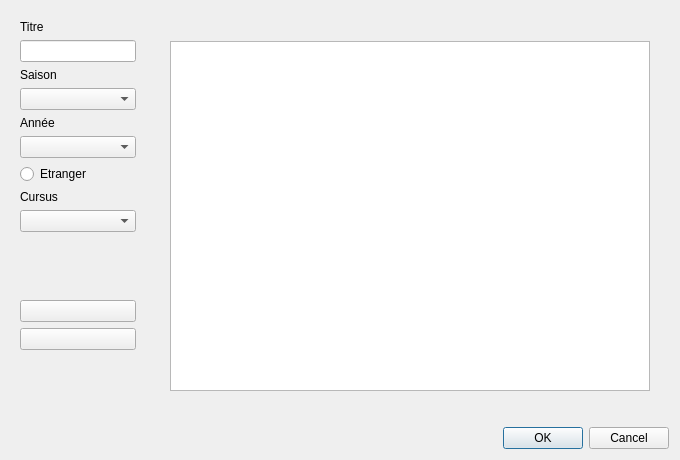
Above: window/ajoutsemestres.ui from roddehugo/utprofiler before the change. Below: the same form after it.
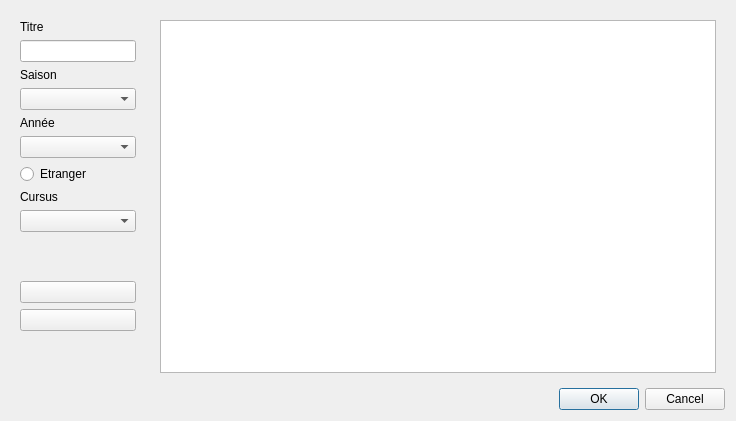
That is the form after the change. Icons and pictures are not drawn.

The edit to the form file:
```diff
--- a/window/ajoutsemestres.ui
+++ b/window/ajoutsemestres.ui
@@ -6,22 +6,10 @@
    <rect>
     <x>0</x>
     <y>0</y>
-    <width>680</width>
-    <height>460</height>
+    <width>736</width>
+    <height>421</height>
    </rect>
   </property>
-  <property name="minimumSize">
-   <size>
-    <width>680</width>
-    <height>460</height>
-   </size>
-  </property>
-  <property name="maximumSize">
-   <size>
-    <width>680</width>
-    <height>460</height>
-   </size>
-  </property>
   <property name="windowTitle">
    <string>Ajouter des semestres</string>
   </property>
@@ -170,44 +158,7 @@
       <widget class="QWidget" name="frame" native="true">
        <layout class="QGridLayout" name="gridLayout_4">
         <item row="0" column="0">
-         <widget class="QTableWidget" name="m_pTableWidget">
-          <property name="sizePolicy">
-           <sizepolicy hsizetype="Fixed" vsizetype="Fixed">
-            <horstretch>0</horstretch>
-            <verstretch>0</verstretch>
-           </sizepolicy>
-          </property>
-          <property name="minimumSize">
-           <size>
-            <width>480</width>
-            <height>350</height>
-           </size>
-          </property>
-          <property name="maximumSize">
-           <size>
-            <width>480</width>
-            <height>350</height>
-           </size>
-          </property>
-          <property name="baseSize">
-           <size>
-            <width>438</width>
-            <height>344</height>
-           </size>
-          </property>
-          <property name="sortingEnabled">
-           <bool>false</bool>
-          </property>
-          <attribute name="horizontalHeaderCascadingSectionResizes">
-           <bool>true</bool>
-          </attribute>
-          <attribute name="verticalHeaderShowSortIndicator" stdset="0">
-           <bool>true</bool>
-          </attribute>
-          <attribute name="verticalHeaderStretchLastSection">
-           <bool>true</bool>
-          </attribute>
-         </widget>
+         <widget class="QTableWidget" name="m_pTableWidget"/>
         </item>
        </layout>
       </widget>
```
